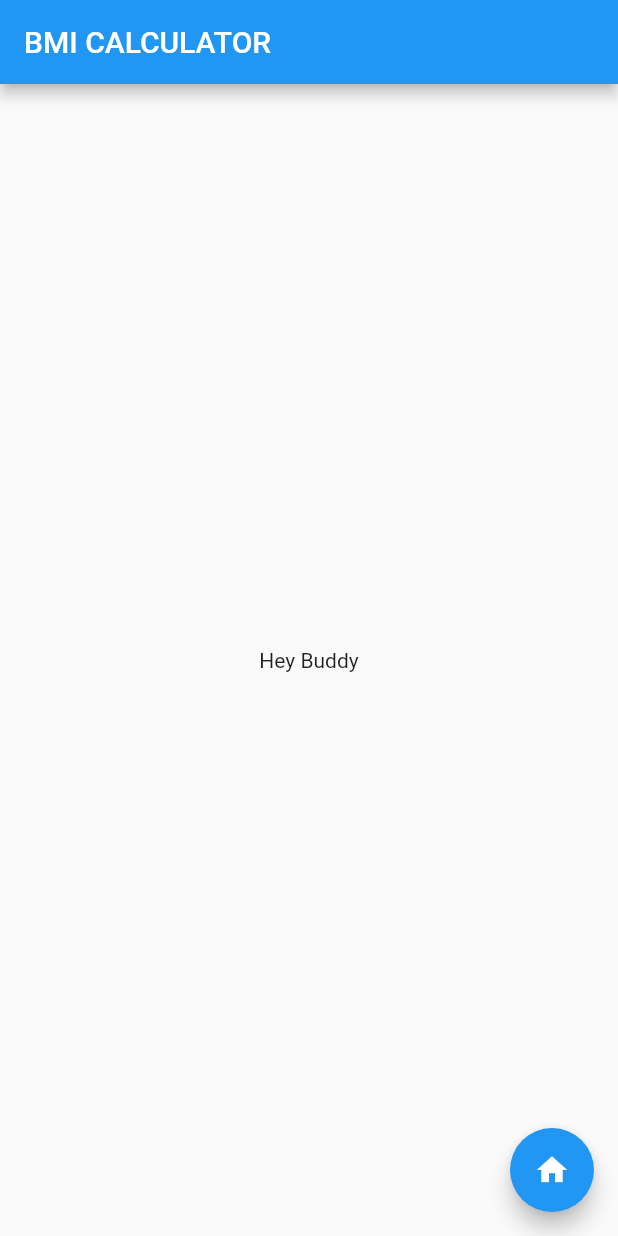
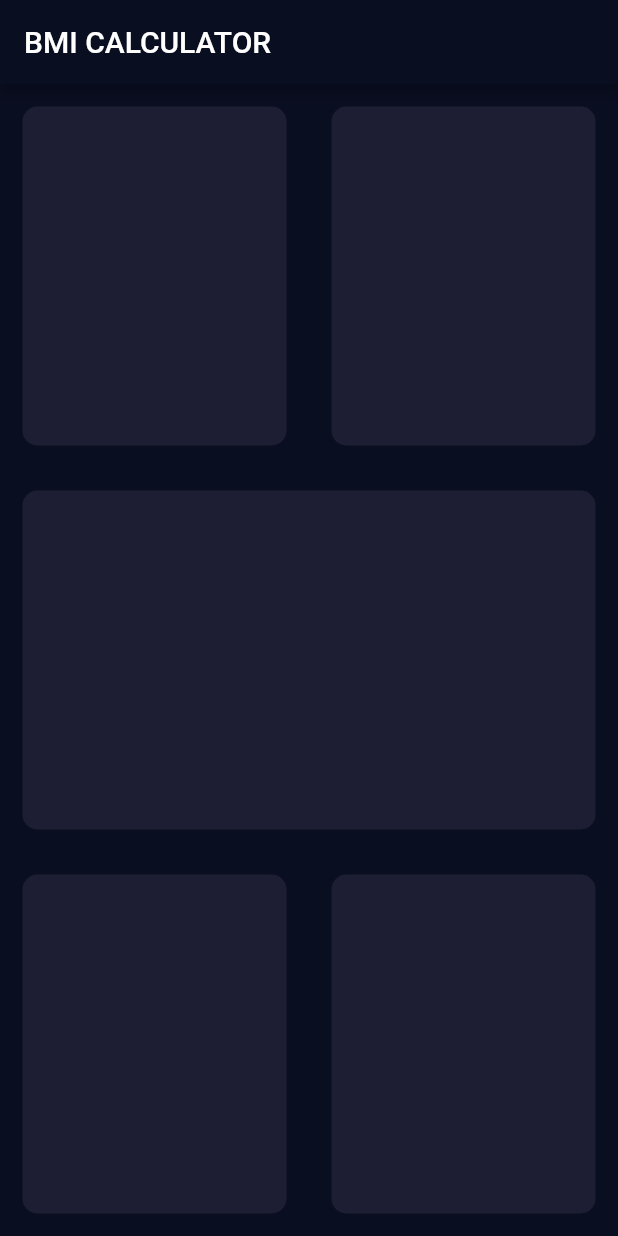
Before and after one commit to cv692001/BMI-Calculator-Flutter-App, a Flutter app: the screen it shows after launch, on a phone screen of 412 x 824 dp. Run offline on Flutter 3.47's test engine with Material 2 defaults, Android fonts, the phone set to English and light mode, and no system bars.

Commit message:
Sixth commit

```diff
--- /dev/null
+++ b/lib/input_page.dart
@@ -0,0 +1,65 @@
+import 'package:flutter/material.dart';
+
+class InputPage extends StatefulWidget {
+  @override
+  _InputPageState createState() => _InputPageState();
+}
+
+class _InputPageState extends State<InputPage> {
+  @override
+  Widget build(BuildContext context) {
+    return Scaffold(
+        appBar: AppBar(
+          title: Text('BMI CALCULATOR'),
+        ),
+        body: Column(
+          children: <Widget>[
+            Expanded(
+              child: Row(
+                children: <Widget>[
+                  Expanded(
+                    child: ReusableCard(
+                      colour: Color(0xFF1D1E33),
+                    ),
+                  ),
+                  Expanded(
+                    child: ReusableCard(colour: Color(0xFF1D1E33)),
+                  )
+                ],
+              ),
+            ),
+            Expanded(
+              child: ReusableCard(colour: Color(0xFF1D1E33)),
+            ),
+            Expanded(
+              child: Row(
+                children: <Widget>[
+                  Expanded(
+                    child: ReusableCard(colour: Color(0xFF1D1E33)),
+                  ),
+                  Expanded(
+                    child: ReusableCard(colour: Color(0xFF1D1E33)),
+                  )
+                ],
+              ),
+            ),
+          ],
+        ));
+  }
+}
+
+class ReusableCard extends StatelessWidget {
+  ReusableCard({@required this.colour});
+  final Color colour;
+
+  @override
+  Widget build(BuildContext context) {
+    return Container(
+      margin: EdgeInsets.all(15),
+      decoration: BoxDecoration(
+        color: colour,
+        borderRadius: BorderRadius.circular(10),
+      ),
+    );
+  }
+}
--- a/lib/main.dart
+++ b/lib/main.dart
@@ -1,4 +1,5 @@
 import 'package:flutter/material.dart';
+import 'input_page.dart';
 
 void main() => runApp(BMICalculator());
 
@@ -6,30 +7,11 @@ class BMICalculator extends StatelessWidget {
   @override
   Widget build(BuildContext context) {
     return MaterialApp(
+      theme: ThemeData.dark().copyWith(
+        primaryColor: Color(0xFF0A0E21),
+        scaffoldBackgroundColor: Color(0xFF0A0E21),
+      ),
       home: InputPage(),
     );
   }
 }
-
-class InputPage extends StatefulWidget {
-  @override
-  _InputPageState createState() => _InputPageState();
-}
-
-class _InputPageState extends State<InputPage> {
-  @override
-  Widget build(BuildContext context) {
-    return Scaffold(
-      appBar: AppBar(
-        title: Text('BMI CALCULATOR'),
-      ),
-      body: Center(
-        child: Text('Hey Buddy'),
-      ),
-      floatingActionButton: FloatingActionButton(
-        child: Icon(Icons.home),
-        onPressed: null,
-      ),
-    );
-  }
-}
```
